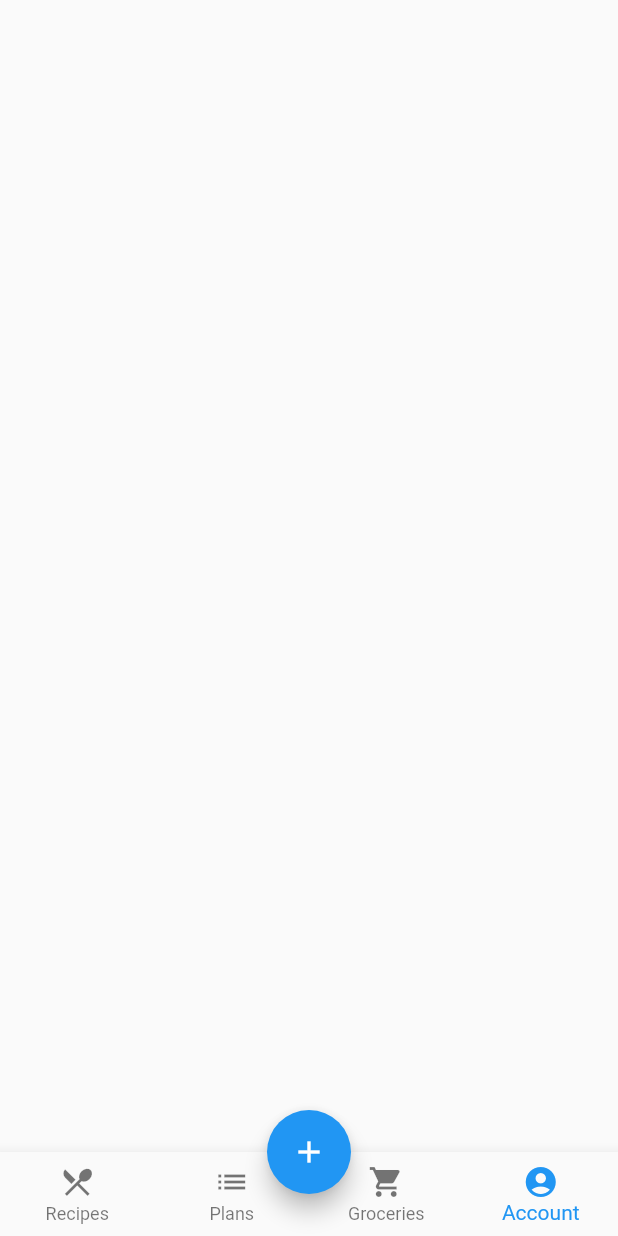
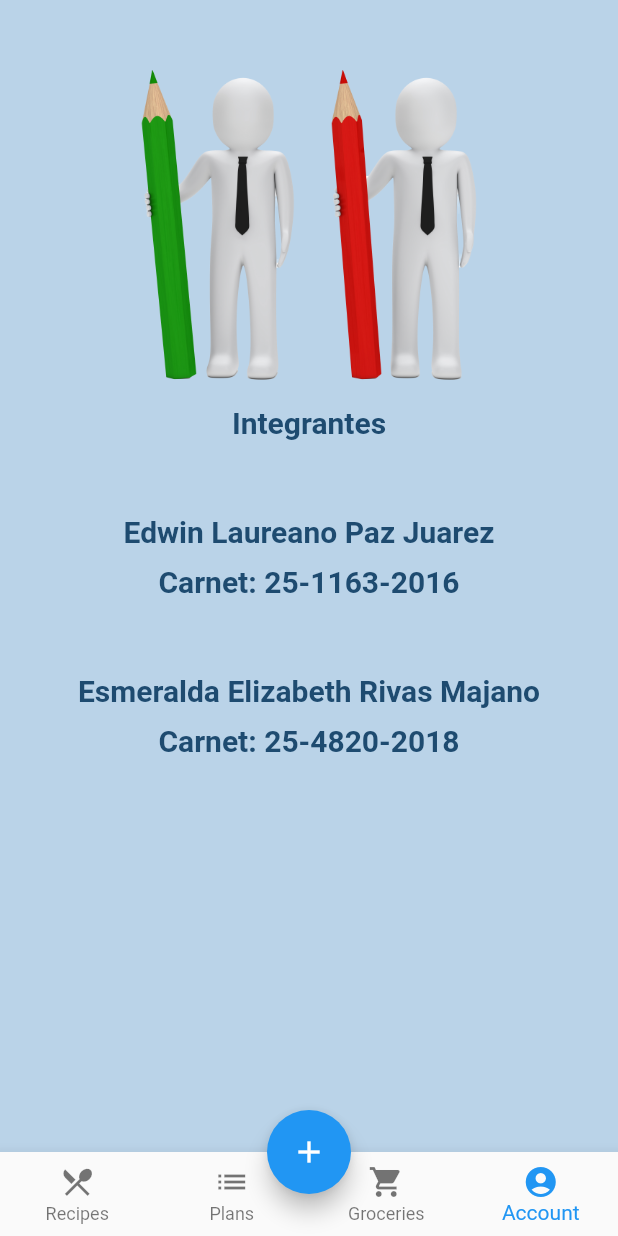
Before and after one commit to edwinpaz1995/Flutter, a Flutter app: the screen it shows after launch, item 4 of the bottom bar chosen, on a phone screen of 412 x 824 dp. Run offline on Flutter 3.47's test engine with Material 2 defaults, Android fonts, the phone set to English and light mode, and no system bars; missing offline and left inert: dart:ffi; network calls fail.

Commit message:
integrantes
nombre, carnet integrantes

```diff
--- a/Flutter/p2/lib/paginas/account.dart
+++ b/Flutter/p2/lib/paginas/account.dart
@@ -5,6 +5,92 @@ class Account extends StatelessWidget {
 
   @override
   Widget build(BuildContext context) {
-    return Container();
+    return Container(
+      height: double.infinity,
+      width: double.infinity,
+      decoration: BoxDecoration(
+        color: Color.fromARGB(169, 153, 191, 223)
+      ),
+      child: SingleChildScrollView(
+        padding: EdgeInsets.symmetric(
+          horizontal: 25,
+          vertical: 30
+        ),
+        child: Column(
+          mainAxisAlignment: MainAxisAlignment.center,
+          children: <Widget>
+          [
+            SizedBox(
+              child: Image.asset
+              (
+                'assets/images/integrantes.png',
+                width: 300
+              ),
+            ),
+            Text(
+              'Integrantes',
+              style: TextStyle
+              (
+                color: Color.fromARGB(232, 14, 61, 100),
+                fontSize: 20,
+                fontWeight: FontWeight.w700
+              ),
+            ),
+            SizedBox
+            (
+              height: 50,
+            ),
+            Text(
+              'Edwin Laureano Paz Juarez',
+              style: TextStyle
+              (
+                color: Color.fromARGB(232, 14, 61, 100),
+                fontSize: 20,
+                fontWeight: FontWeight.w700
+              ),
+            ),
+            SizedBox
+            (
+              height: 10,
+            ),
+            Text(
+              'Carnet: 25-1163-2016',
+              style: TextStyle
+              (
+                color: Color.fromARGB(232, 14, 61, 100),
+                fontSize: 20,
+                fontWeight: FontWeight.w700
+              ),
+            ),
+            SizedBox
+            (
+              height: 50,
+            ),
+            Text(
+              'Esmeralda Elizabeth Rivas Majano',
+              style: TextStyle
+              (
+                color: Color.fromARGB(232, 14, 61, 100),
+                fontSize: 20,
+                fontWeight: FontWeight.w700
+              ),
+            ),
+            SizedBox
+            (
+              height: 10,
+            ),
+            Text(
+              'Carnet: 25-4820-2018',
+              style: TextStyle
+              (
+                color: Color.fromARGB(232, 14, 61, 100),
+                fontSize: 20,
+                fontWeight: FontWeight.w700
+              ),
+            )
+          ],
+        ),
+      ),
+    );
   }
 }
--- a/Flutter/p2/pubspec.yaml
+++ b/Flutter/p2/pubspec.yaml
@@ -62,6 +62,7 @@ flutter:
   # To add assets to your application, add an assets section, like this:
   assets:
     - assets/images/credit.png
+    - assets/images/integrantes.png
   #   - images/a_dot_ham.jpeg
 
   # An image asset can refer to one or more resolution-specific "variants", see
```
Also changed, not shown: Flutter/p2/assets/images/integrantes.png (added).
